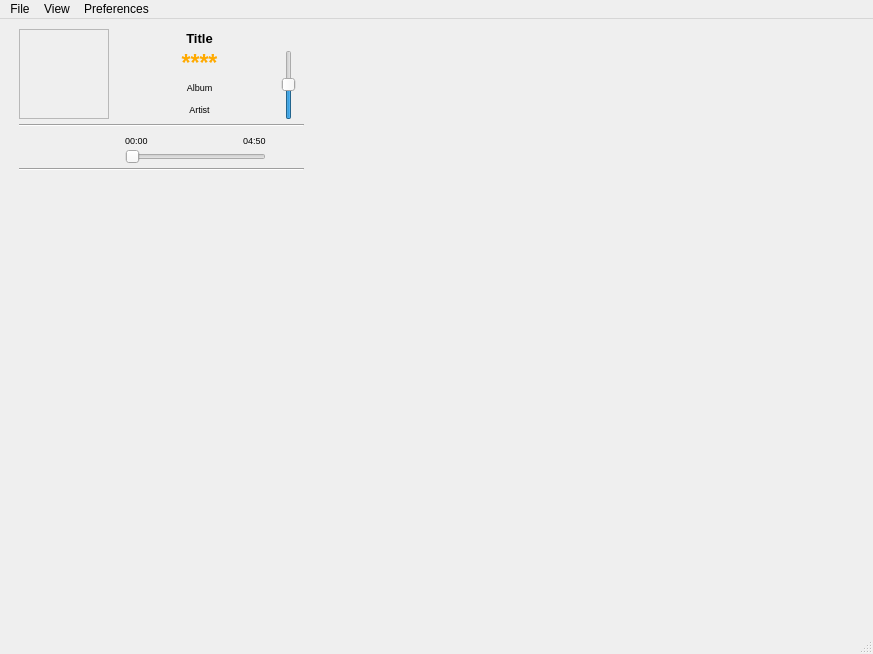
Old version of the form trunk/GUI/GUI_Simpleplayer.ui in the repository shahid334/sayonara-player.
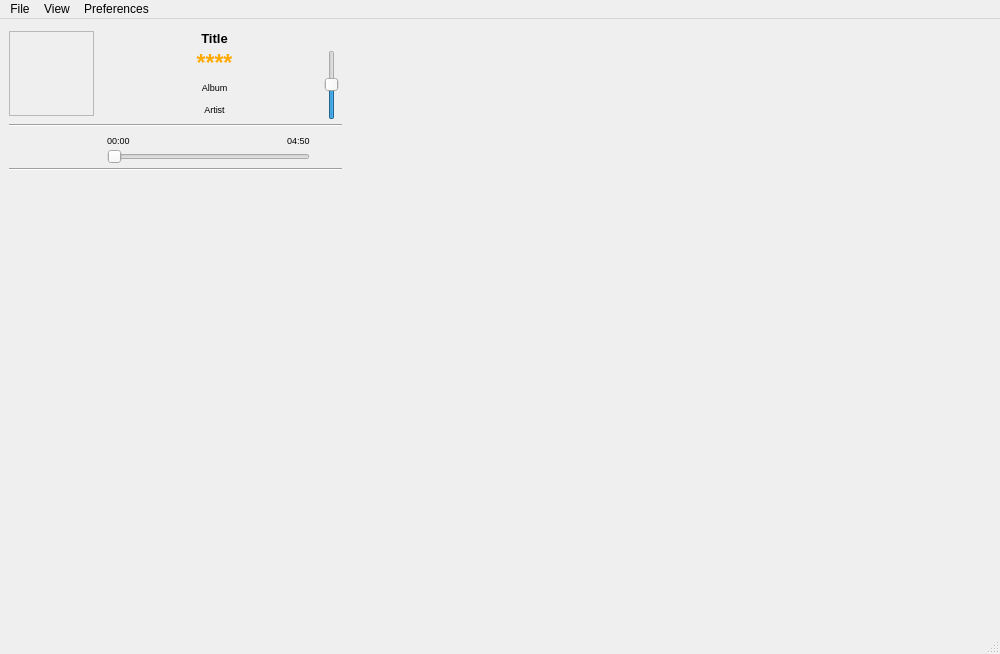
New version of the form. Icons and pictures are not drawn.

```diff
--- a/trunk/GUI/GUI_Simpleplayer.ui
+++ b/trunk/GUI/GUI_Simpleplayer.ui
@@ -6,7 +6,7 @@
    <rect>
     <x>0</x>
     <y>0</y>
-    <width>873</width>
+    <width>1000</width>
     <height>654</height>
    </rect>
   </property>
@@ -52,13 +52,6 @@
     <property name="margin">
      <number>0</number>
     </property>
-    <item>
-     <widget class="Line" name="line">
-      <property name="orientation">
-       <enum>Qt::Horizontal</enum>
-      </property>
-     </widget>
-    </item>
     <item>
      <widget class="QWidget" name="widget" native="true">
       <property name="sizePolicy">
@@ -77,7 +70,7 @@
           <enum>QLayout::SetDefaultConstraint</enum>
          </property>
          <property name="horizontalSpacing">
-          <number>14</number>
+          <number>10</number>
          </property>
          <property name="verticalSpacing">
           <number>4</number>
@@ -152,6 +145,9 @@
                  <height>20</height>
                 </size>
                </property>
+               <property name="focusPolicy">
+                <enum>Qt::NoFocus</enum>
+               </property>
                <property name="orientation">
                 <enum>Qt::Horizontal</enum>
                </property>
@@ -163,8 +159,8 @@
             <widget class="QPushButton" name="stop">
              <property name="maximumSize">
               <size>
-               <width>30</width>
-               <height>30</height>
+               <width>24</width>
+               <height>24</height>
               </size>
              </property>
              <property name="text">
@@ -203,8 +199,8 @@
              </property>
              <property name="maximumSize">
               <size>
-               <width>30</width>
-               <height>30</height>
+               <width>28</width>
+               <height>28</height>
               </size>
              </property>
              <property name="text">
@@ -236,8 +232,8 @@
              </property>
              <property name="maximumSize">
               <size>
-               <width>25</width>
-               <height>25</height>
+               <width>24</width>
+               <height>24</height>
               </size>
              </property>
              <property name="focusPolicy">
@@ -275,8 +271,8 @@
              </property>
              <property name="maximumSize">
               <size>
-               <width>25</width>
-               <height>25</height>
+               <width>24</width>
+               <height>24</height>
               </size>
              </property>
              <property name="focusPolicy">
@@ -316,16 +312,19 @@
             <widget class="QLabel" name="albumCover">
              <property name="minimumSize">
               <size>
-               <width>90</width>
-               <height>90</height>
+               <width>85</width>
+               <height>85</height>
               </size>
              </property>
              <property name="maximumSize">
               <size>
-               <width>90</width>
-               <height>90</height>
+               <width>85</width>
+               <height>85</height>
               </size>
              </property>
+             <property name="focusPolicy">
+              <enum>Qt::StrongFocus</enum>
+             </property>
              <property name="frameShape">
               <enum>QFrame::StyledPanel</enum>
              </property>
@@ -346,6 +345,12 @@
           <layout class="QGridLayout" name="gridLayout_2">
            <item row="0" column="0">
             <widget class="QLabel" name="title">
+             <property name="sizePolicy">
+              <sizepolicy hsizetype="Expanding" vsizetype="Preferred">
+               <horstretch>0</horstretch>
+               <verstretch>0</verstretch>
+              </sizepolicy>
+             </property>
              <property name="font">
               <font>
                <pointsize>10</pointsize>
@@ -463,7 +468,7 @@
               <widget class="QPushButton" name="btn_mute">
                <property name="maximumSize">
                 <size>
-                 <width>30</width>
+                 <width>20</width>
                  <height>30</height>
                 </size>
                </property>
@@ -495,10 +500,13 @@
                </property>
                <property name="maximumSize">
                 <size>
-                 <width>30</width>
+                 <width>20</width>
                  <height>70</height>
                 </size>
                </property>
+               <property name="focusPolicy">
+                <enum>Qt::NoFocus</enum>
+               </property>
                <property name="value">
                 <number>50</number>
                </property>
@@ -514,7 +522,7 @@
          <item row="4" column="0" colspan="2">
           <widget class="QScrollArea" name="playlist_widget">
            <property name="sizePolicy">
-            <sizepolicy hsizetype="MinimumExpanding" vsizetype="MinimumExpanding">
+            <sizepolicy hsizetype="Expanding" vsizetype="Expanding">
              <horstretch>0</horstretch>
              <verstretch>0</verstretch>
             </sizepolicy>
@@ -548,7 +556,7 @@
              <rect>
               <x>0</x>
               <y>0</y>
-              <width>283</width>
+              <width>331</width>
               <height>420</height>
              </rect>
             </property>
@@ -599,7 +607,7 @@
     <rect>
      <x>0</x>
      <y>0</y>
-     <width>873</width>
+     <width>1000</width>
      <height>21</height>
     </rect>
    </property>
@@ -609,6 +617,7 @@
     </property>
     <addaction name="action_OpenFile"/>
     <addaction name="action_OpenFolder"/>
+    <addaction name="action_reloadLibrary"/>
     <addaction name="separator"/>
     <addaction name="action_Close"/>
    </widget>
@@ -627,6 +636,7 @@
      <string>Preferences</string>
     </property>
     <addaction name="action_lastFM"/>
+    <addaction name="action_setLibPath"/>
    </widget>
    <addaction name="menuFle"/>
    <addaction name="menuView"/>
@@ -676,6 +686,16 @@
     <string>LastFM</string>
    </property>
   </action>
+  <action name="action_reloadLibrary">
+   <property name="text">
+    <string>Reload library</string>
+   </property>
+  </action>
+  <action name="action_setLibPath">
+   <property name="text">
+    <string>Set library path</string>
+   </property>
+  </action>
  </widget>
  <resources/>
  <connections/>
```
